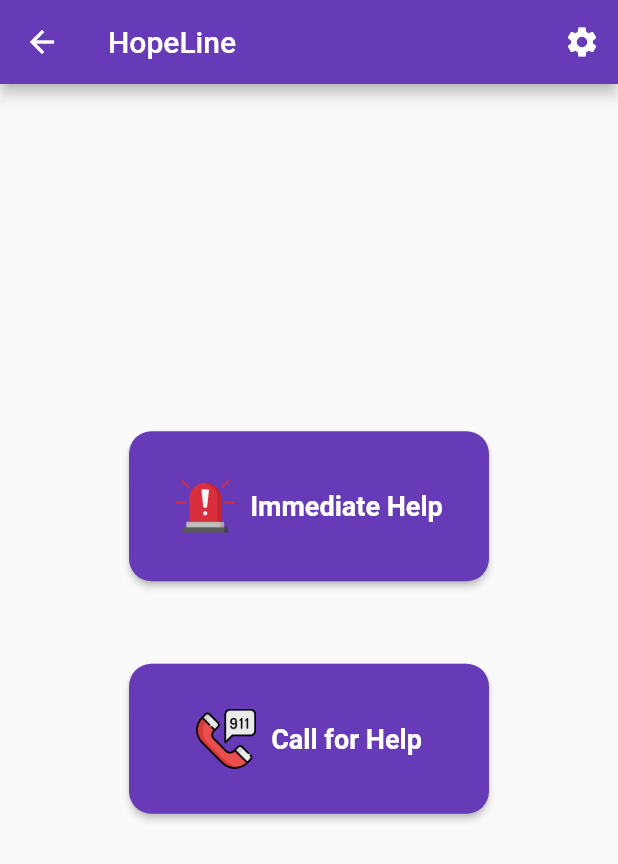
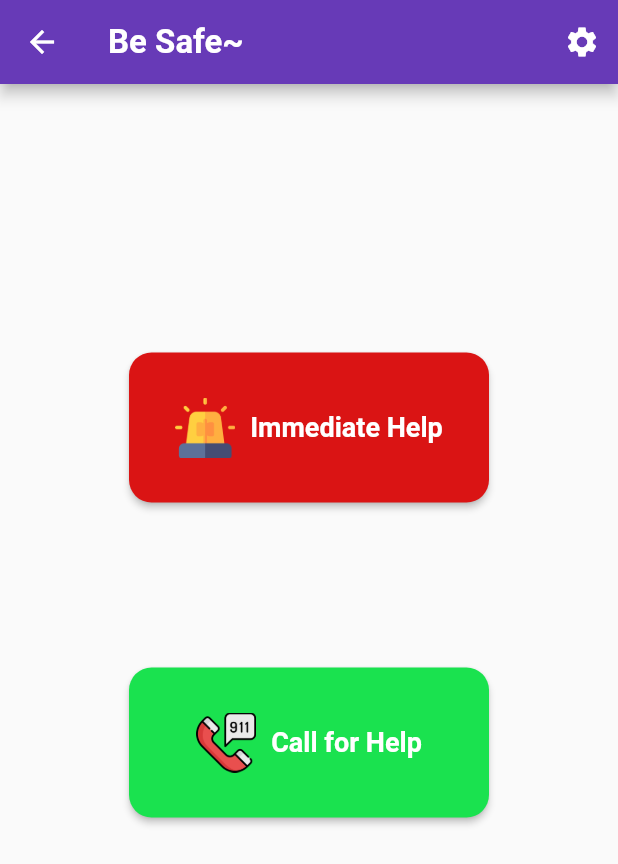
Before and after one commit to Shiro-Koi/HopeLine, a Flutter app: the HomeScreen screen opened directly, on a phone screen of 412 x 824 dp. Shown: the top 864 px of the screen. Run offline on Flutter 3.47's test engine with Material 2 defaults, Android fonts, the light colour scheme and no system bars; our stand-ins replace flutter_map, latlong2.

```diff
--- a/lib/home_screen.dart
+++ b/lib/home_screen.dart
@@ -26,7 +26,10 @@ class HomeScreen extends StatelessWidget {
     return Scaffold(
       // app bar button to reset the saved data (from full_data.json and lite_data.json)
       appBar: AppBar(
-        title: const Text('HopeLine'),
+        title: const Text('Be Safe~', style: TextStyle(
+          fontSize: 22,
+          fontWeight: FontWeight.bold,
+        ),),
         actions: <Widget>[
           IconButton(
             onPressed: () {},
@@ -43,6 +46,7 @@ class HomeScreen extends StatelessWidget {
               child: SizedBox(
                 height: 100,
                 width: 240,
+                //set button color to navy
                 child: ElevatedButton(
                   onPressed: () {
                     Navigator.push(
@@ -55,7 +59,7 @@ class HomeScreen extends StatelessWidget {
                     shape: RoundedRectangleBorder(
                       borderRadius: BorderRadius.circular(15),
                     ),
-                  ),
+                    backgroundColor: Color.fromARGB(255, 218, 20, 20)              ),
                   child: Row(
                     mainAxisAlignment: MainAxisAlignment.center,
                     children: <Widget>[
@@ -75,7 +79,7 @@ class HomeScreen extends StatelessWidget {
                 ),
               ),
             ),
-            const SizedBox(height: 55),
+            const SizedBox(height: 110),
             Center(
               child: SizedBox(
                 height: 100,
@@ -91,6 +95,7 @@ class HomeScreen extends StatelessWidget {
                     shape: RoundedRectangleBorder(
                       borderRadius: BorderRadius.circular(15),
                     ),
+                    backgroundColor: Color.fromARGB(255, 26, 226, 79)
                   ),
                   child: Row(
                     mainAxisAlignment: MainAxisAlignment.center,
@@ -111,7 +116,7 @@ class HomeScreen extends StatelessWidget {
                 ),
               ),
             ),
-            const SizedBox(height: 50),
+            const SizedBox(height: 100),
           ],
         ),
       ),
```
Also changed, not shown: images/immediate_icon.png.
